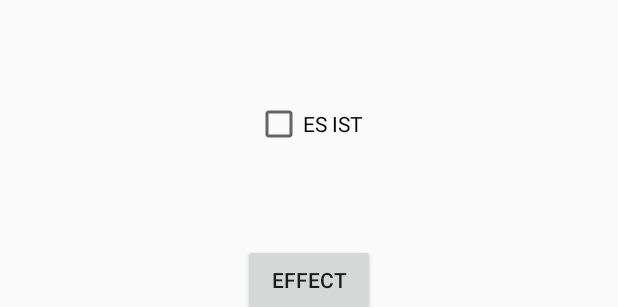
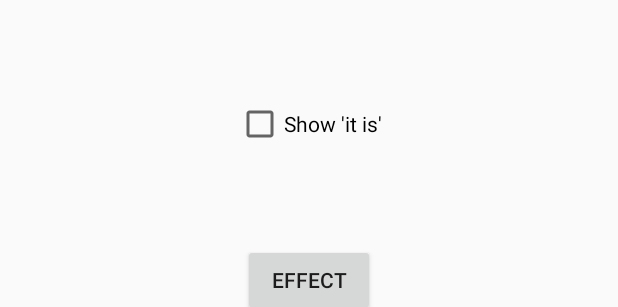
Before and after one commit to tobiasschuerg/Wordclock-Control-v2-Android, an Android app: the layout activity_main.xml on its own in the app's theme, with its tools: preview values and no code run, on a phone screen of 412 x 824 dp. Shown: the part 284-591 px from the top of the screen. Run offline under Robolectric (Android 15) with nearby library versions, the phone set to English and light mode, and no system bars.

Commit message:
Extracted strings

```diff
--- a/app/src/main/AndroidManifest.xml
+++ b/app/src/main/AndroidManifest.xml
@@ -1,6 +1,7 @@
 <?xml version="1.0" encoding="utf-8"?>
 <manifest
     xmlns:android="http://schemas.android.com/apk/res/android"
+    xmlns:tools="http://schemas.android.com/tools"
     package="com.tobiasschuerg.wordclock">
 
     <uses-permission android:name="android.permission.BLUETOOTH_ADMIN"/>
@@ -12,7 +13,8 @@
         android:icon="@mipmap/ic_launcher"
         android:label="@string/app_name"
         android:supportsRtl="true"
-        android:theme="@style/AppTheme">
+        android:theme="@style/AppTheme"
+        tools:ignore="AllowBackup,GoogleAppIndexingWarning">
 
         <activity android:name=".MainActivity">
             <intent-filter>
--- a/app/src/main/res/layout/activity_main.xml
+++ b/app/src/main/res/layout/activity_main.xml
@@ -25,28 +25,28 @@
             android:layout_width="wrap_content"
             android:layout_height="wrap_content"
             android:layout_margin="32dp"
-            android:text="Primary color"/>
+            android:text="@string/primary_color"/>
 
         <androidx.appcompat.widget.AppCompatButton
             android:id="@+id/button_secondary"
             android:layout_width="wrap_content"
             android:layout_height="wrap_content"
             android:layout_margin="32dp"
-            android:text="Secondary color"/>
+            android:text="@string/secondary_color"/>
 
         <CheckBox
             android:id="@+id/toggle_es_ist"
             android:layout_width="wrap_content"
             android:layout_height="wrap_content"
             android:layout_margin="32dp"
-            android:text="ES IST"/>
+            android:text="@string/show_it_is"/>
 
         <Button
             android:id="@+id/button_effect"
             android:layout_width="wrap_content"
             android:layout_height="wrap_content"
             android:layout_margin="32dp"
-            android:text="Effect"/>
+            android:text="@string/effect"/>
 
     </LinearLayout>
 
--- a/app/src/main/res/values/strings.xml
+++ b/app/src/main/res/values/strings.xml
@@ -1,3 +1,7 @@
 <resources>
     <string name="app_name">Word Clock Control</string>
+    <string name="primary_color">Primary color</string>
+    <string name="secondary_color">Secondary color</string>
+    <string name="show_it_is">Show \'it is\'</string>
+    <string name="effect">Effect</string>
 </resources>
```
Also changed, not shown: app/build.gradle (+4 -3 lines).
